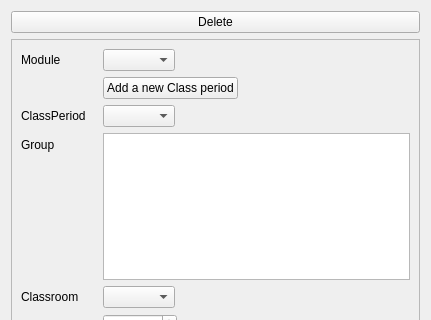
First picture: the form in Gui/WindowEditTimeSlot.ui, repository JeanCoquet/Zebulon, before the edit; both pictures show x 0 to 431 and y 0 to 320 of the 431 by 623 pixel window.
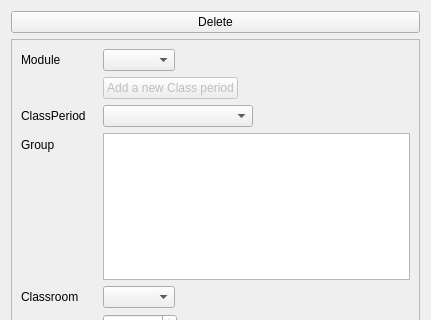
Second picture: the form after the edit.

Diff of the .ui file:
```diff
--- a/Gui/WindowEditTimeSlot.ui
+++ b/Gui/WindowEditTimeSlot.ui
@@ -34,8 +34,8 @@
        <rect>
         <x>0</x>
         <y>0</y>
-        <width>411</width>
-        <height>352</height>
+        <width>417</width>
+        <height>354</height>
        </rect>
       </property>
       <layout class="QFormLayout" name="formLayout">
@@ -60,7 +60,20 @@
         </widget>
        </item>
        <item row="3" column="1">
-        <widget class="QComboBox" name="comboBoxClassPeriod"/>
+        <widget class="QComboBox" name="comboBoxClassPeriod">
+         <property name="sizePolicy">
+          <sizepolicy hsizetype="Preferred" vsizetype="Fixed">
+           <horstretch>0</horstretch>
+           <verstretch>0</verstretch>
+          </sizepolicy>
+         </property>
+         <property name="minimumSize">
+          <size>
+           <width>150</width>
+           <height>0</height>
+          </size>
+         </property>
+        </widget>
        </item>
        <item row="9" column="0">
         <widget class="QLabel" name="label_5">
@@ -118,6 +131,9 @@
        </item>
        <item row="2" column="1">
         <widget class="QPushButton" name="addClassPeriod">
+         <property name="enabled">
+          <bool>false</bool>
+         </property>
          <property name="text">
           <string>Add a new Class period</string>
          </property>
```
Left out of the diff: 9 changed lines with no effect on the pictures.
